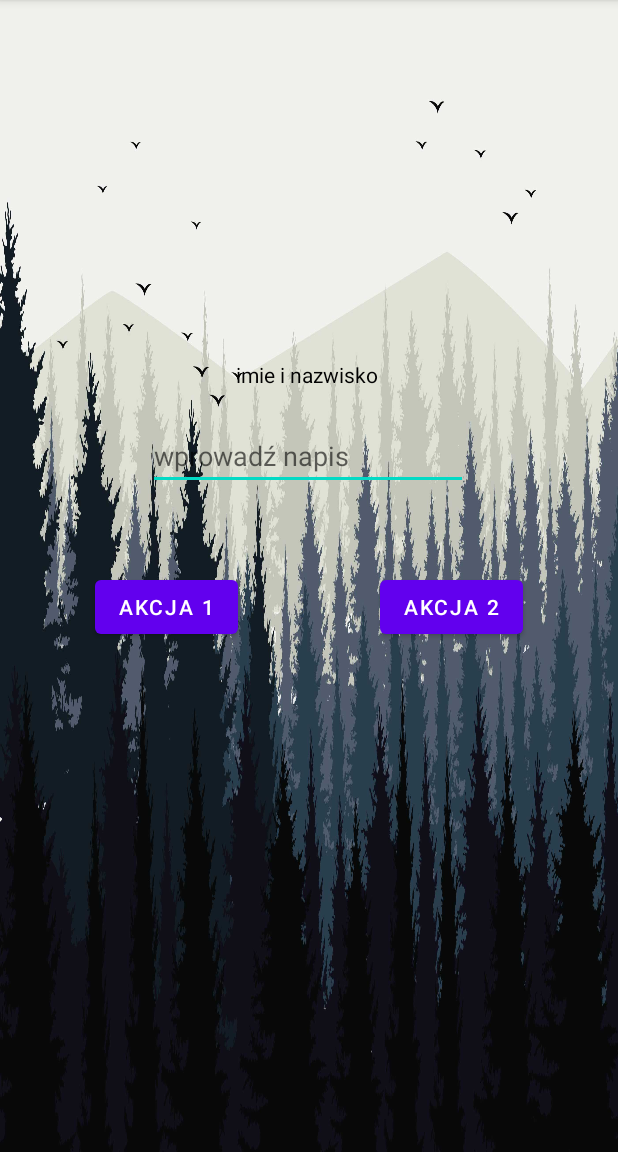
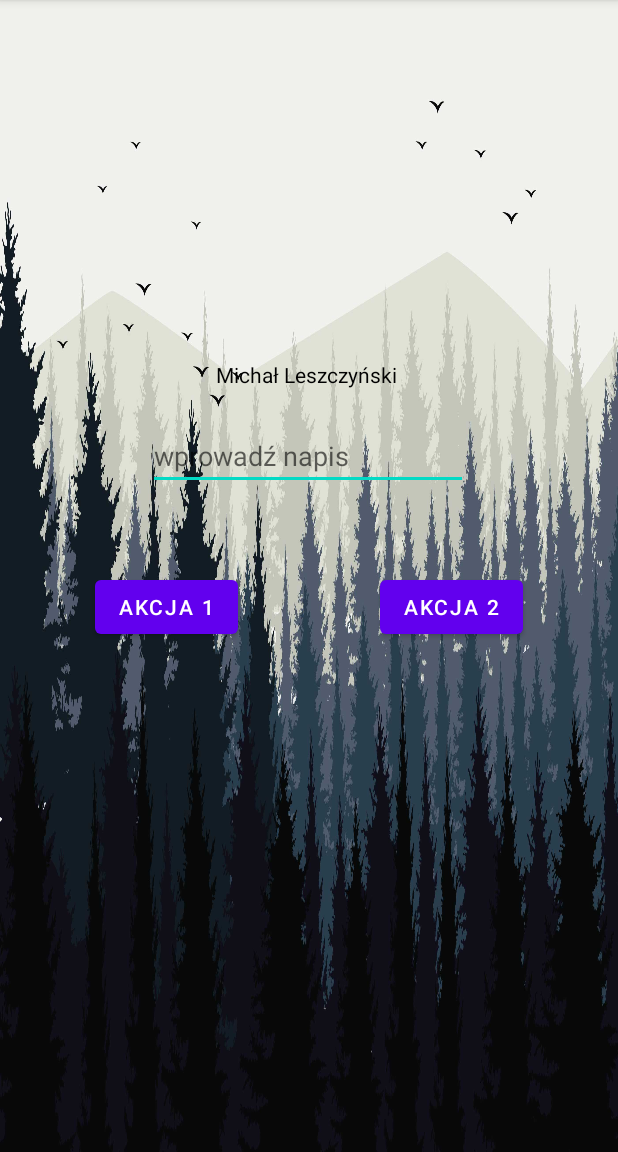
Before and after one commit to mihau11/pszysiski, an Android app: the screen it shows after launch (MainActivity), after a tap on "AKCJA 2", on a phone screen of 412 x 824 dp, the part 84-1236 px from its top. Run offline under Robolectric (Android 15) with nearby library versions, the phone set to English and light mode, and no system bars.

Commit message:
poprawka końca

```diff
--- a/app/src/main/java/com/example/pszysiski/MainActivity.kt
+++ b/app/src/main/java/com/example/pszysiski/MainActivity.kt
@@ -15,7 +15,7 @@ class MainActivity : AppCompatActivity() {
             label.text = label.text.toString() + textbox.text.toString()
         }
         findViewById<Button>(R.id.button2).setOnClickListener {
-            label.text = "imie i nazwisko"
+            label.text = "Michał Leszczyński"
         }
     }
 }
--- a/app/src/main/res/layout/activity_main.xml
+++ b/app/src/main/res/layout/activity_main.xml
@@ -11,7 +11,7 @@
         android:id="@+id/textView"
         android:layout_width="wrap_content"
         android:layout_height="wrap_content"
-        android:text="imie i nazwisko"
+        android:text="Michał Leszczyński"
         android:textColor="#020202"
         app:layout_constraintBottom_toBottomOf="parent"
         app:layout_constraintHorizontal_bias="0.495"
```
